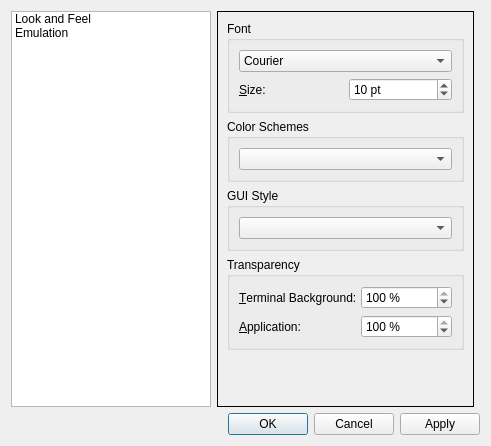
This is src/forms/propertiesdialog.ui in lxqt/qterminal as Qt 5 draws it before an edit. The edited form follows.
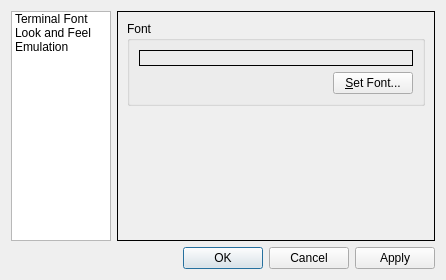
This is the edited form.

Patch:
```diff
--- a/src/forms/propertiesdialog.ui
+++ b/src/forms/propertiesdialog.ui
@@ -6,14 +6,14 @@
    <rect>
     <x>0</x>
     <y>0</y>
-    <width>491</width>
-    <height>446</height>
+    <width>446</width>
+    <height>280</height>
    </rect>
   </property>
   <property name="windowTitle">
    <string>QTerminal Properties</string>
   </property>
-  <layout class="QGridLayout" name="gridLayout_3">
+  <layout class="QGridLayout" name="gridLayout_4">
    <item row="0" column="0">
     <widget class="QListWidget" name="listWidget">
      <property name="sizePolicy">
@@ -22,12 +22,23 @@
        <verstretch>0</verstretch>
       </sizepolicy>
      </property>
+     <property name="minimumSize">
+      <size>
+       <width>100</width>
+       <height>0</height>
+      </size>
+     </property>
      <property name="maximumSize">
       <size>
-       <width>200</width>
+       <width>100</width>
        <height>16777215</height>
       </size>
      </property>
+     <item>
+      <property name="text">
+       <string>Terminal Font</string>
+      </property>
+     </item>
      <item>
       <property name="text">
        <string>Look and Feel</string>
@@ -40,16 +51,6 @@
      </item>
     </widget>
    </item>
-   <item row="1" column="0" colspan="3">
-    <widget class="QDialogButtonBox" name="buttonBox">
-     <property name="orientation">
-      <enum>Qt::Horizontal</enum>
-     </property>
-     <property name="standardButtons">
-      <set>QDialogButtonBox::Apply|QDialogButtonBox::Cancel|QDialogButtonBox::Ok</set>
-     </property>
-    </widget>
-   </item>
    <item row="0" column="1">
     <widget class="QStackedWidget" name="stackedWidget">
      <property name="frameShape">
@@ -58,121 +59,118 @@
      <property name="currentIndex">
       <number>0</number>
      </property>
-     <widget class="QWidget" name="lookAndFeelPage">
-      <layout class="QGridLayout" name="gridLayout_8">
+     <widget class="QWidget" name="fontPage">
+      <layout class="QGridLayout" name="gridLayout_2">
        <item row="0" column="0">
         <widget class="QGroupBox" name="groupBox">
          <property name="title">
           <string>Font</string>
          </property>
          <layout class="QGridLayout" name="gridLayout">
-          <item row="0" column="0">
-           <widget class="QFontComboBox" name="fontComboBox">
-            <property name="editable">
-             <bool>false</bool>
+          <item row="0" column="0" colspan="2">
+           <widget class="QLabel" name="fontSampleLabel">
+            <property name="frameShape">
+             <enum>QFrame::Box</enum>
             </property>
-            <property name="fontFilters">
-             <set>QFontComboBox::MonospacedFonts</set>
+            <property name="text">
+             <string/>
             </property>
+            <property name="wordWrap">
+             <bool>true</bool>
+            </property>
            </widget>
           </item>
           <item row="1" column="0">
-           <layout class="QHBoxLayout" name="horizontalLayout">
-            <item>
-             <widget class="QLabel" name="label">
-              <property name="text">
-               <string>&amp;Size:</string>
-              </property>
-              <property name="buddy">
-               <cstring>sizeSpinBox</cstring>
-              </property>
-             </widget>
-            </item>
-            <item>
-             <widget class="QSpinBox" name="sizeSpinBox">
-              <property name="suffix">
-               <string> pt</string>
-              </property>
-              <property name="minimum">
-               <number>6</number>
-              </property>
-              <property name="value">
-               <number>10</number>
-              </property>
+           <spacer name="horizontalSpacer">
+            <property name="orientation">
+             <enum>Qt::Horizontal</enum>
+            </property>
+            <property name="sizeHint" stdset="0">
+             <size>
+              <width>117</width>
+              <height>20</height>
+             </size>
+            </property>
+           </spacer>
+          </item>
+          <item row="1" column="1">
+           <widget class="QPushButton" name="changeFontButton">
+            <property name="text">
+             <string>&amp;Set Font...</string>
+            </property>
              </widget>
             </item>
            </layout>
-          </item>
-         </layout>
         </widget>
        </item>
        <item row="1" column="0">
-        <widget class="QGroupBox" name="groupBox_2">
-         <property name="title">
-          <string>Color Schemes</string>
+        <spacer name="verticalSpacer">
+         <property name="orientation">
+          <enum>Qt::Vertical</enum>
          </property>
-         <layout class="QGridLayout" name="gridLayout_5">
-          <item row="0" column="0">
+         <property name="sizeHint" stdset="0">
+          <size>
+           <width>20</width>
+           <height>3</height>
+          </size>
+         </property>
+        </spacer>
+       </item>
+      </layout>
+     </widget>
+     <widget class="QWidget" name="lokkAndFeelPage">
+      <layout class="QGridLayout" name="gridLayout_3">
+       <item row="0" column="0" colspan="2">
+        <widget class="QLabel" name="label_5">
+         <property name="text">
+          <string>Color Scheme:</string>
+         </property>
+        </widget>
+       </item>
+       <item row="0" column="2">
            <widget class="QComboBox" name="colorSchemaCombo"/>
           </item>
-         </layout>
+       <item row="1" column="0">
+        <widget class="QLabel" name="label_6">
+         <property name="text">
+          <string>GUI Style:</string>
+         </property>
         </widget>
        </item>
-       <item row="2" column="0">
-        <widget class="QGroupBox" name="groupBox_3">
-         <property name="title">
-          <string>GUI Style</string>
-         </property>
-         <layout class="QGridLayout" name="gridLayout_2">
-          <item row="0" column="0">
+       <item row="1" column="2">
            <widget class="QComboBox" name="styleComboBox"/>
           </item>
-         </layout>
-        </widget>
-       </item>
-       <item row="3" column="0">
-        <widget class="QGroupBox" name="groupBox_5">
-         <property name="title">
-          <string>Transparency</string>
-         </property>
-         <layout class="QGridLayout" name="gridLayout_4">
-          <item row="0" column="0">
-           <widget class="QLabel" name="label_3">
+       <item row="2" column="0" colspan="2">
+        <widget class="QLabel" name="label_7">
             <property name="text">
-             <string>&amp;Terminal Background:</string>
-            </property>
-            <property name="buddy">
-             <cstring>termOpacityBox</cstring>
-            </property>
-           </widget>
-          </item>
-          <item row="0" column="1">
-           <widget class="QSpinBox" name="termOpacityBox">
-            <property name="suffix">
-             <string> %</string>
-            </property>
-            <property name="minimum">
-             <number>1</number>
-            </property>
-            <property name="maximum">
-             <number>100</number>
-            </property>
-            <property name="value">
-             <number>100</number>
-            </property>
-           </widget>
-          </item>
-          <item row="1" column="0">
+          <string>Scrollbar Position:</string>
+         </property>
+        </widget>
+       </item>
+       <item row="2" column="2">
+        <widget class="QComboBox" name="scrollBarPos_comboBox"/>
+       </item>
+       <item row="3" column="0" colspan="2">
+        <widget class="QLabel" name="label_8">
+         <property name="text">
+          <string>Tabs Position:</string>
+         </property>
+        </widget>
+       </item>
+       <item row="3" column="2">
+        <widget class="QComboBox" name="tabsPos_comboBox"/>
+       </item>
+       <item row="4" column="0" colspan="2">
            <widget class="QLabel" name="label_4">
             <property name="text">
-             <string>&amp;Application:</string>
+          <string>&amp;Application Transparency:</string>
             </property>
             <property name="buddy">
              <cstring>appOpacityBox</cstring>
             </property>
            </widget>
           </item>
-          <item row="1" column="1">
+       <item row="4" column="2">
            <widget class="QSpinBox" name="appOpacityBox">
             <property name="suffix">
              <string> %</string>
@@ -188,11 +186,15 @@
             </property>
            </widget>
           </item>
-         </layout>
+       <item row="5" column="0">
+        <widget class="QLabel" name="label">
+         <property name="text">
+          <string>Terminal Transparency:</string>
+         </property>
         </widget>
        </item>
-       <item row="4" column="0">
-        <spacer name="verticalSpacer">
+       <item row="6" column="0">
+        <spacer name="verticalSpacer_3">
          <property name="orientation">
           <enum>Qt::Vertical</enum>
          </property>
@@ -204,6 +206,19 @@
          </property>
         </spacer>
        </item>
+       <item row="5" column="2">
+        <widget class="QSpinBox" name="termOpacityBox">
+         <property name="suffix">
+          <string> %</string>
+         </property>
+         <property name="minimum">
+          <number>1</number>
+         </property>
+         <property name="value">
+          <number>99</number>
+         </property>
+        </widget>
+       </item>
       </layout>
      </widget>
      <widget class="QWidget" name="emulationPage">
@@ -250,6 +265,16 @@
      </widget>
     </widget>
    </item>
+   <item row="1" column="0" colspan="2">
+    <widget class="QDialogButtonBox" name="buttonBox">
+     <property name="orientation">
+      <enum>Qt::Horizontal</enum>
+     </property>
+     <property name="standardButtons">
+      <set>QDialogButtonBox::Apply|QDialogButtonBox::Cancel|QDialogButtonBox::Ok</set>
+     </property>
+    </widget>
+   </item>
   </layout>
  </widget>
  <resources/>
```
Left out of the diff: 2 changed lines with no effect on the pictures. Lines whose indentation alone changed are shown as unchanged.
